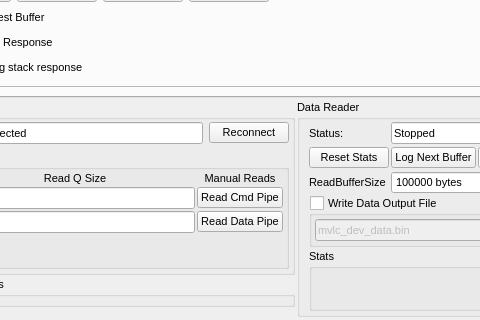
Qt form src/mvlc/mvlc_dev_ui.ui (flueke/mvme) before a commit; both pictures show x 101 to 581 and y 370 to 690 of the 785 by 690 pixel window.
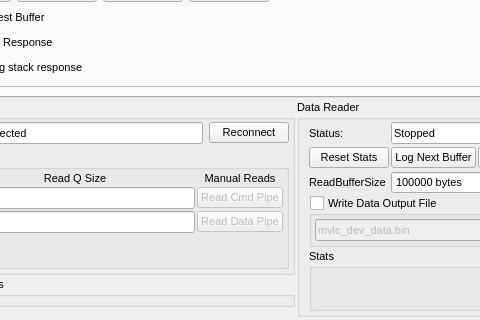
The same form after that commit.

Commit message:
switch to the mvlc api v2 (WIP)
The parts concerned with stack uploading are pretty hacky right now.
It would be easier to conver VMEScript to StackCommandBuilder and use that
for uploading/running stacks.

```diff
--- a/src/mvlc/mvlc_dev_ui.ui
+++ b/src/mvlc/mvlc_dev_ui.ui
@@ -339,6 +339,9 @@
              <property name="text">
               <string>Read Cmd Pipe</string>
              </property>
+             <property name="enabled">
+                 <bool>false</bool>
+             </property>
             </widget>
            </item>
            <item row="0" column="1">
@@ -356,6 +359,9 @@
              <property name="text">
               <string>Read Data Pipe</string>
              </property>
+             <property name="enabled">
+                 <bool>false</bool>
+             </property>
             </widget>
            </item>
            <item row="0" column="2">
```
The commit also changes 12 other files.
